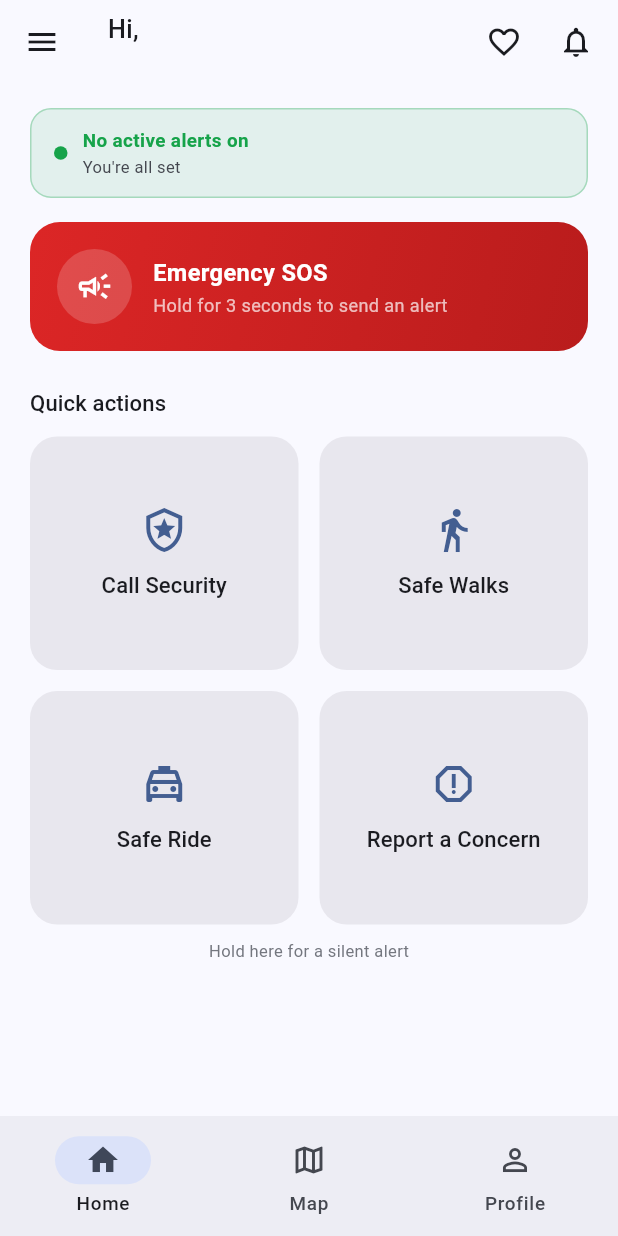
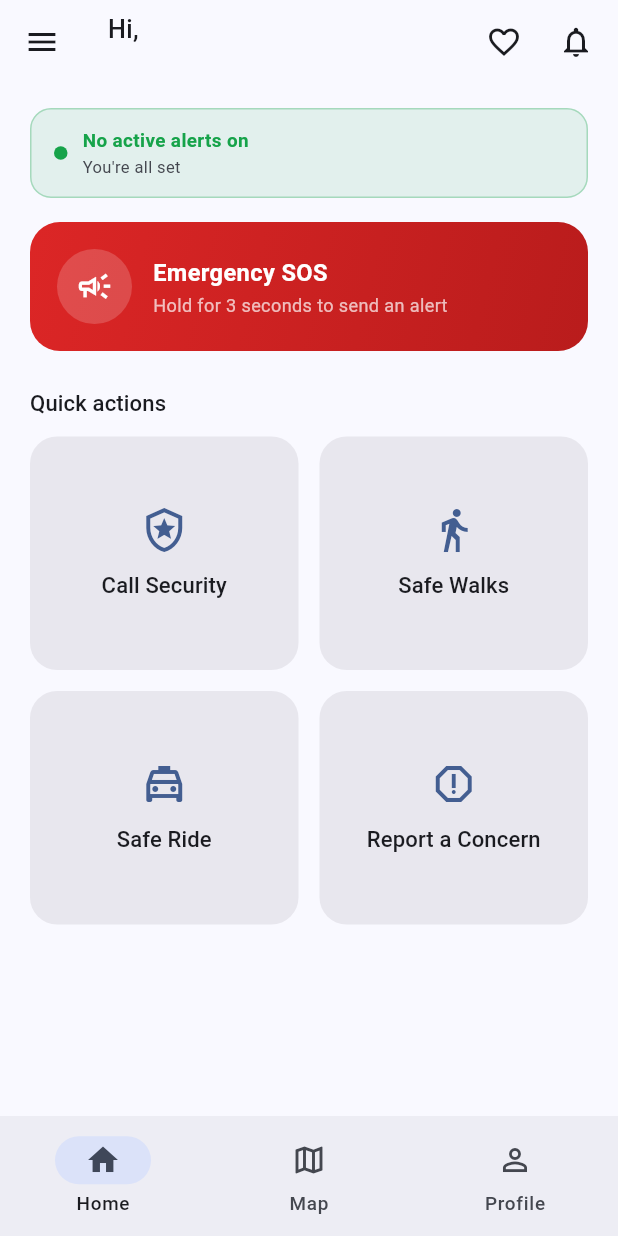
Before and after one commit to IsagoMogadile/SafeStep, a Flutter app: the StudentHomeShell screen opened directly, on a phone screen of 412 x 824 dp. Run offline on Flutter 3.47's test engine with Material 3 defaults, Android fonts, the phone set to English and light mode, and no system bars; our stand-ins replace connectivity_plus, flutter_contacts, flutter_dotenv, flutter_local_notifications, flutter_map, flutter_tts and 6 more; missing offline and left inert: google_mlkit_text_recognition, home_widget; accounts and stored records are empty; statements that could not run were skipped.

Commit message:
Comment out SilentAlertTrigger widget
Comment out the SilentAlertTrigger widget in home_tab.dart

```diff
--- a/lib/features/student/presentation/home_tab.dart
+++ b/lib/features/student/presentation/home_tab.dart
@@ -205,7 +205,7 @@ class HomeTab extends StatelessWidget {
                     ),
                   ],
                 ),
-                const SilentAlertTrigger(),
+                // const SilentAlertTrigger(),
               ],
             ),
           ),
```
